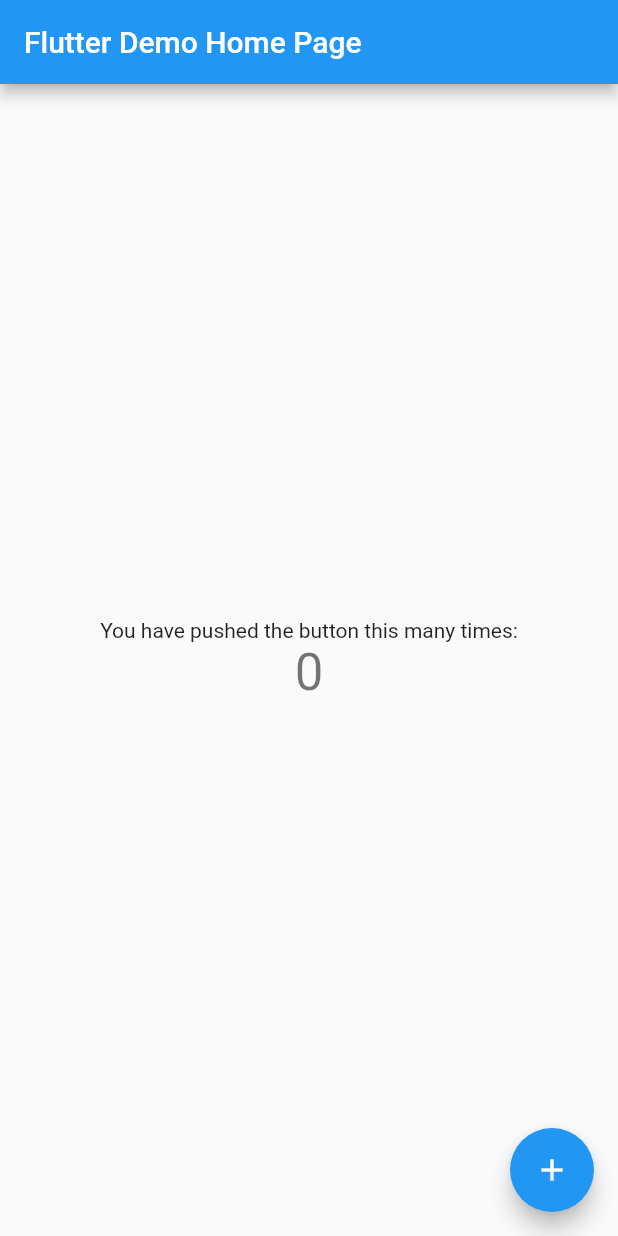
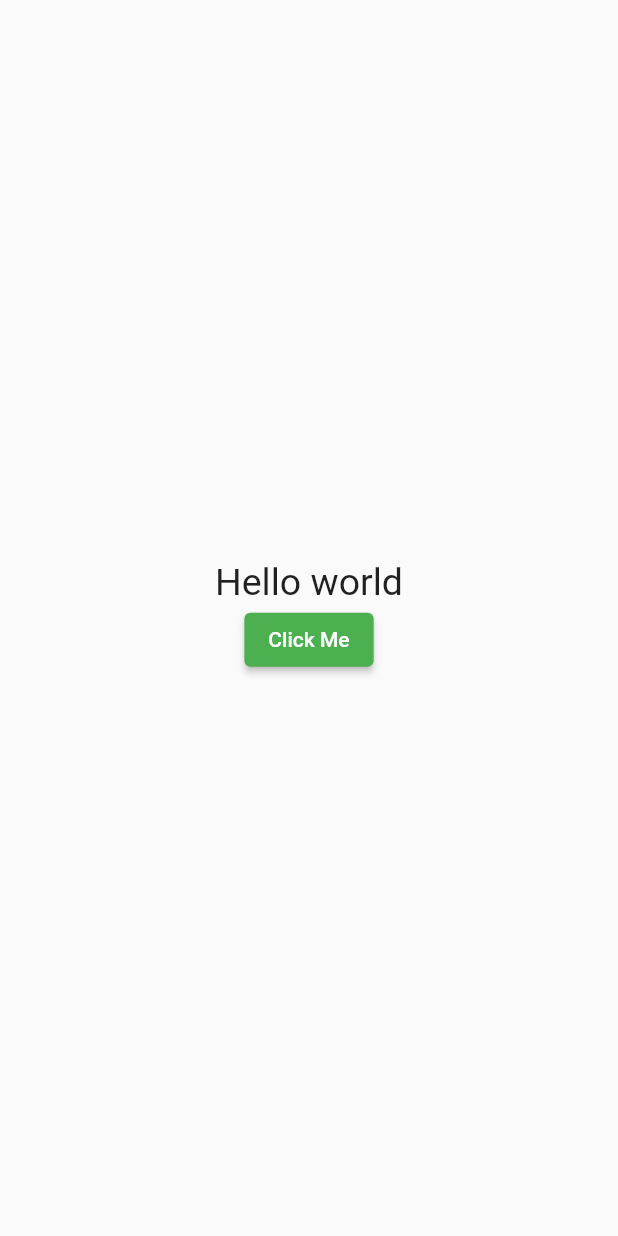
Before and after one commit to DON2604/dart-tutorials, a Flutter app: the screen it shows after launch, on a phone screen of 412 x 824 dp. Run offline on Flutter 3.47's test engine with Material 2 defaults, Android fonts, the phone set to English and light mode, and no system bars.

Commit message:
okk done

```diff
--- a/lib/main.dart
+++ b/lib/main.dart
@@ -12,17 +12,9 @@ class MyApp extends StatelessWidget {
   Widget build(BuildContext context) {
     return MaterialApp(
       title: 'Flutter Demo',
+      debugShowCheckedModeBanner: false,
       theme: ThemeData(
-        // This is the theme of your application.
-        //
-        // Try running your application with "flutter run". You'll see the
-        // application has a blue toolbar. Then, without quitting the app, try
-        // changing the primarySwatch below to Colors.green and then invoke
-        // "hot reload" (press "r" in the console where you ran "flutter run",
-        // or simply save your changes to "hot reload" in a Flutter IDE).
-        // Notice that the counter didn't reset back to zero; the application
-        // is not restarted.
-        primarySwatch: Colors.blue,
+        primarySwatch: Colors.green,
       ),
       home: const MyHomePage(title: 'Flutter Demo Home Page'),
     );
@@ -30,86 +22,34 @@ class MyApp extends StatelessWidget {
 }
 
 class MyHomePage extends StatefulWidget {
-  const MyHomePage({Key? key, required this.title}) : super(key: key);
-
-  // This widget is the home page of your application. It is stateful, meaning
-  // that it has a State object (defined below) that contains fields that affect
-  // how it looks.
-
-  // This class is the configuration for the state. It holds the values (in this
-  // case the title) provided by the parent (in this case the App widget) and
-  // used by the build method of the State. Fields in a Widget subclass are
-  // always marked "final".
-
-  final String title;
+  const MyHomePage({Key? key, required String title}) : super(key: key);
 
   @override
   State<MyHomePage> createState() => _MyHomePageState();
 }
 
 class _MyHomePageState extends State<MyHomePage> {
-  int _counter = 0;
-
-  void _incrementCounter() {
-    setState(() {
-      // This call to setState tells the Flutter framework that something has
-      // changed in this State, which causes it to rerun the build method below
-      // so that the display can reflect the updated values. If we changed
-      // _counter without calling setState(), then the build method would not be
-      // called again, and so nothing would appear to happen.
-      _counter++;
-    });
-  }
-
   @override
   Widget build(BuildContext context) {
-    // This method is rerun every time setState is called, for instance as done
-    // by the _incrementCounter method above.
-    //
-    // The Flutter framework has been optimized to make rerunning build methods
-    // fast, so that you can just rebuild anything that needs updating rather
-    // than having to individually change instances of widgets.
     return Scaffold(
-      appBar: AppBar(
-        // Here we take the value from the MyHomePage object that was created by
-        // the App.build method, and use it to set our appbar title.
-        title: Text(widget.title),
-      ),
       body: Center(
-        // Center is a layout widget. It takes a single child and positions it
-        // in the middle of the parent.
         child: Column(
-          // Column is also a layout widget. It takes a list of children and
-          // arranges them vertically. By default, it sizes itself to fit its
-          // children horizontally, and tries to be as tall as its parent.
-          //
-          // Invoke "debug painting" (press "p" in the console, choose the
-          // "Toggle Debug Paint" action from the Flutter Inspector in Android
-          // Studio, or the "Toggle Debug Paint" command in Visual Studio Code)
-          // to see the wireframe for each widget.
-          //
-          // Column has various properties to control how it sizes itself and
-          // how it positions its children. Here we use mainAxisAlignment to
-          // center the children vertically; the main axis here is the vertical
-          // axis because Columns are vertical (the cross axis would be
-          // horizontal).
           mainAxisAlignment: MainAxisAlignment.center,
           children: <Widget>[
             const Text(
-              'You have pushed the button this many times:',
+              "Hello world",
+              style: TextStyle(fontSize: 25),
             ),
-            Text(
-              '$_counter',
-              style: Theme.of(context).textTheme.headline4,
+            ElevatedButton(
+              onPressed: () {
+                print("pressed");
+              },
+              child: Text("Click Me"),
             ),
           ],
         ),
       ),
-      floatingActionButton: FloatingActionButton(
-        onPressed: _incrementCounter,
-        tooltip: 'Increment',
-        child: const Icon(Icons.add),
-      ), // This trailing comma makes auto-formatting nicer for build methods.
+
     );
   }
 }
```
